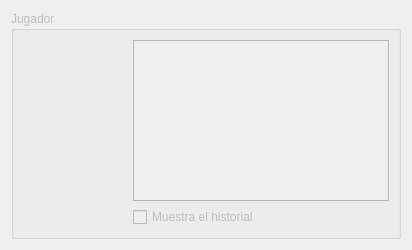
Before: the Qt Designer form ui/wdgUserPanel.ui in turulomio/glparchis, drawn with Qt 5.
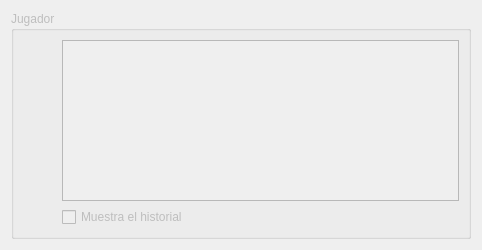
After: the same form once the commit is applied. Icons and pictures are not drawn.

Commit message: MEjorado layout del panel

What changed in the file:
```diff
--- a/ui/wdgUserPanel.ui
+++ b/ui/wdgUserPanel.ui
@@ -9,7 +9,7 @@
    <rect>
     <x>0</x>
     <y>0</y>
-    <width>412</width>
+    <width>482</width>
     <height>250</height>
    </rect>
   </property>
@@ -103,7 +103,7 @@
             <item>
              <widget class="QLabel" name="lbl1">
               <property name="sizePolicy">
-               <sizepolicy hsizetype="Preferred" vsizetype="Fixed">
+               <sizepolicy hsizetype="Fixed" vsizetype="Fixed">
                 <horstretch>0</horstretch>
                 <verstretch>0</verstretch>
                </sizepolicy>
@@ -122,7 +122,7 @@
             <item>
              <widget class="QLabel" name="lbl2">
               <property name="sizePolicy">
-               <sizepolicy hsizetype="Preferred" vsizetype="Fixed">
+               <sizepolicy hsizetype="Fixed" vsizetype="Fixed">
                 <horstretch>0</horstretch>
                 <verstretch>0</verstretch>
                </sizepolicy>
@@ -141,7 +141,7 @@
             <item>
              <widget class="QLabel" name="lbl3">
               <property name="sizePolicy">
-               <sizepolicy hsizetype="Preferred" vsizetype="Fixed">
+               <sizepolicy hsizetype="Fixed" vsizetype="Fixed">
                 <horstretch>0</horstretch>
                 <verstretch>0</verstretch>
                </sizepolicy>
@@ -164,14 +164,7 @@
         <item>
          <layout class="QVBoxLayout" name="verticalLayout">
           <item>
-           <widget class="QListWidget" name="lst">
-            <property name="sizePolicy">
-             <sizepolicy hsizetype="Preferred" vsizetype="Preferred">
-              <horstretch>0</horstretch>
-              <verstretch>0</verstretch>
-             </sizepolicy>
-            </property>
-           </widget>
+           <widget class="QListWidget" name="lst"/>
           </item>
           <item>
            <widget class="QCheckBox" name="chk">
```
The commit also changes 3 other files.
